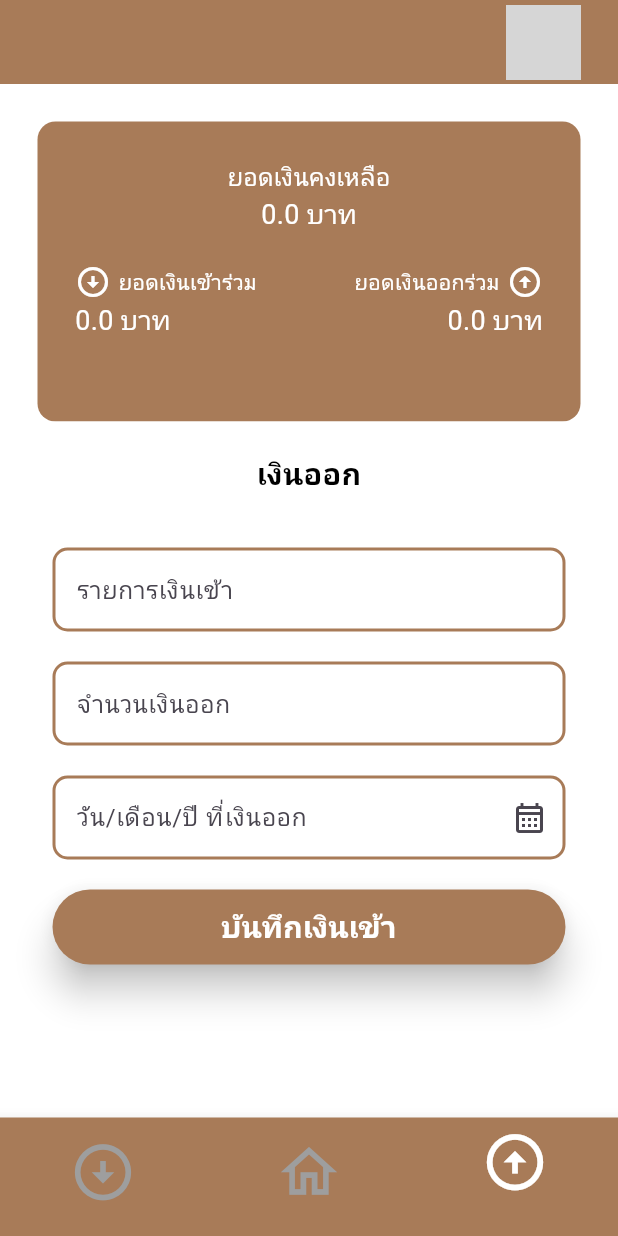
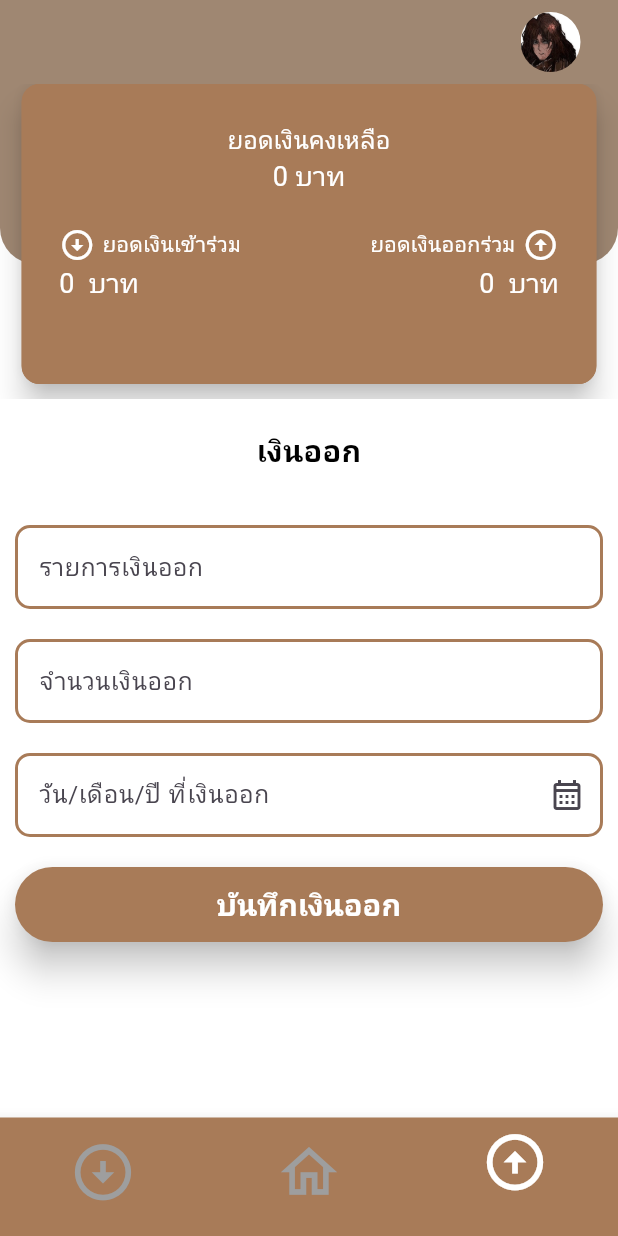
Before and after one commit to MIXThanakorn/money_tracking_app, a Flutter app: the HomeUi screen opened directly with empty values, item 3 of the bottom bar chosen, on a phone screen of 412 x 824 dp. Run offline on Flutter 3.47's test engine with Material 3 defaults, Android fonts, the phone set to English and light mode, and no system bars; our stand-ins replace dio, google_fonts, image_picker; network calls fail; Roboto replaces fonts that are missing (Sarabun); grey boxes are pictures that could not be loaded.

Commit message:
V5:Finished (REAL)

```diff
--- a/lib/constants/baseurl_constanst.dart
+++ b/lib/constants/baseurl_constanst.dart
@@ -1 +1 @@
-const baseUrl = "http://192.168.1.133:3333";
+const baseUrl = "http://192.168.1.152:3333";
--- a/lib/views/home_ui.dart
+++ b/lib/views/home_ui.dart
@@ -1,4 +1,5 @@
 import 'package:flutter/material.dart';
+import 'package:intl/intl.dart';
 import 'package:money_tracking_app/constants/baseurl_constanst.dart';
 import 'package:money_tracking_app/constants/color_constant.dart';
 import 'package:money_tracking_app/models/money.dart';
@@ -63,22 +64,22 @@ class _HomeUiState extends State<HomeUi> {
         actions: [
           ClipRRect(
               borderRadius: BorderRadius.circular(50),
-              child: widget.userImage == null
+              child: widget.userImage!.isEmpty == true
                   ? Image.asset(
                       'assets/images/user_camera.png',
-                      width: 50,
-                      height: 50,
+                      width: 40,
+                      height: 40,
                       fit: BoxFit.cover,
                     )
                   : Image.network(
                       '$baseUrl/images/users/${widget.userImage}',
-                      width: 50,
-                      height: 50,
+                      width: 40,
+                      height: 40,
                       fit: BoxFit.cover,
                     )),
           SizedBox(width: 25),
         ],
-        backgroundColor: Color(mainColor),
+        backgroundColor: Color(subColor),
       ),
       backgroundColor: Colors.white,
       bottomNavigationBar: Theme(
@@ -111,9 +112,7 @@ class _HomeUiState extends State<HomeUi> {
               ),
             ]),
       ),
-      body: Padding(
-        padding: const EdgeInsets.symmetric(horizontal: 25, vertical: 25),
-        child: Column(
+      body: Column(
         children: [
           FutureBuilder(
               future: moneyAllData,
@@ -137,8 +136,27 @@ class _HomeUiState extends State<HomeUi> {
                       totalMoney -= x.moneyInOut!;
                     }
                   });
-                    return Container(
+                  return Stack(
+                    children: <Widget>[
+                      Container(
                         width: double.infinity,
+                        height: 120,
+                        decoration: BoxDecoration(
+                          color: Color(subColor),
+                          borderRadius: BorderRadius.vertical(
+                              bottom: Radius.circular(24)),
+                        ),
+                      ),
+                      Padding(
+                        padding: const EdgeInsets.only(bottom: 10),
+                        child: Align(
+                          alignment: Alignment.center,
+                          child: Material(
+                            elevation: 8,
+                            color: Color(mainColor),
+                            borderRadius: BorderRadius.circular(12),
+                            child: Container(
+                              width: MediaQuery.of(context).size.width * 0.93,
                               height: 200,
                               padding: const EdgeInsets.symmetric(
                                   horizontal: 25, vertical: 25),
@@ -150,23 +168,28 @@ class _HomeUiState extends State<HomeUi> {
                                 children: [
                                   Text(
                                     "ยอดเงินคงเหลือ",
-                            style: TextStyle(color: Colors.white, fontSize: 16),
+                                    style: TextStyle(
+                                        color: Colors.white, fontSize: 16),
                                   ),
                                   Text(
-                            "$totalMoney บาท",
-                            style: TextStyle(color: Colors.white, fontSize: 18),
+                                    "${NumberFormat("#,###").format(totalMoney)} บาท",
+                                    style: TextStyle(
+                                        color: Colors.white, fontSize: 18),
                                   ),
                                   SizedBox(height: 20),
                                   Row(
-                            mainAxisAlignment: MainAxisAlignment.spaceBetween,
+                                    mainAxisAlignment:
+                                        MainAxisAlignment.spaceBetween,
                                     children: [
                                       Column(
-                                crossAxisAlignment: CrossAxisAlignment.start,
+                                        crossAxisAlignment:
+                                            CrossAxisAlignment.start,
                                         children: [
                                           Row(
                                             children: [
                                               Icon(
-                                        Icons.arrow_circle_down_outlined,
+                                                Icons
+                                                    .arrow_circle_down_outlined,
                                                 color: Colors.white,
                                               ),
                                               SizedBox(width: 5),
@@ -180,14 +203,16 @@ class _HomeUiState extends State<HomeUi> {
                                             ],
                                           ),
                                           Text(
-                                    "$totalIncome บาท",
+                                            "${NumberFormat('#,###').format(totalIncome)}  บาท",
                                             style: TextStyle(
-                                        color: Colors.white, fontSize: 18),
+                                                color: Colors.white,
+                                                fontSize: 18),
                                           ),
                                         ],
                                       ),
                                       Column(
-                                crossAxisAlignment: CrossAxisAlignment.end,
+                                        crossAxisAlignment:
+                                            CrossAxisAlignment.end,
                                         children: [
                                           Row(
                                             children: [
@@ -206,9 +231,10 @@ class _HomeUiState extends State<HomeUi> {
                                             ],
                                           ),
                                           Text(
-                                    "$totalExpanse บาท",
+                                            "${NumberFormat('#,###').format(totalExpanse)}  บาท",
                                             style: TextStyle(
-                                        color: Colors.white, fontSize: 18),
+                                                color: Colors.white,
+                                                fontSize: 18),
                                           ),
                                         ],
                                       ),
@@ -216,6 +242,11 @@ class _HomeUiState extends State<HomeUi> {
                                   ),
                                 ],
                               ),
+                            ),
+                          ),
+                        ),
+                      ),
+                    ],
                   );
                 }
                 return Center(child: Text('ไม่มีข้อมูล'));
@@ -223,7 +254,6 @@ class _HomeUiState extends State<HomeUi> {
           Expanded(child: showUI[_selectedIndex]),
         ],
       ),
-      ),
     );
   }
 }
--- a/lib/views/sub_home_02_ui.dart
+++ b/lib/views/sub_home_02_ui.dart
@@ -73,7 +73,7 @@ class _SubHome02UiState extends State<SubHome02Ui> {
                           title: Text(
                             '${snapshot.data![index].moneyDetail}',
                             style: TextStyle(
-                              fontSize: 18,
+                              fontSize: 12,
                               fontWeight: FontWeight.bold,
                             ),
                           ),
@@ -83,17 +83,17 @@ class _SubHome02UiState extends State<SubHome02Ui> {
                           ),
                           trailing: snapshot.data![index].moneyType == 1
                               ? Text(
-                                  "${snapshot.data![index].moneyInOut}",
+                                  "+${NumberFormat('#,###').format(snapshot.data![index].moneyInOut)}",
                                   style: TextStyle(
                                     color: Colors.green,
-                                    fontSize: 20,
+                                    fontSize: 18,
                                   ),
                                 )
                               : Text(
-                                  "${snapshot.data![index].moneyInOut}",
+                                  "-${NumberFormat('#,###').format(snapshot.data![index].moneyInOut)}",
                                   style: TextStyle(
                                     color: Colors.red,
-                                    fontSize: 20,
+                                    fontSize: 18,
                                   ),
                                 ),
                         );
--- a/lib/views/sub_home_03_ui.dart
+++ b/lib/views/sub_home_03_ui.dart
@@ -88,7 +88,7 @@ class _SubHome03UiState extends State<SubHome03Ui> {
                   TextFormField(
                     controller: moneyDetailCtrl,
                     decoration: InputDecoration(
-                      labelText: 'รายการเงินเข้า',
+                      labelText: 'รายการเงินออก',
                       hintText: 'DETAILS',
                       enabledBorder: OutlineInputBorder(
                         borderSide:
@@ -188,7 +188,7 @@ class _SubHome03UiState extends State<SubHome03Ui> {
                         }
                       },
                       child: Text(
-                        'บันทึกเงินเข้า',
+                        'บันทึกเงินออก',
                         style: TextStyle(
                             fontSize: 20,
                             color: Colors.white,
```
Lines whose indentation alone changed are shown as unchanged.
